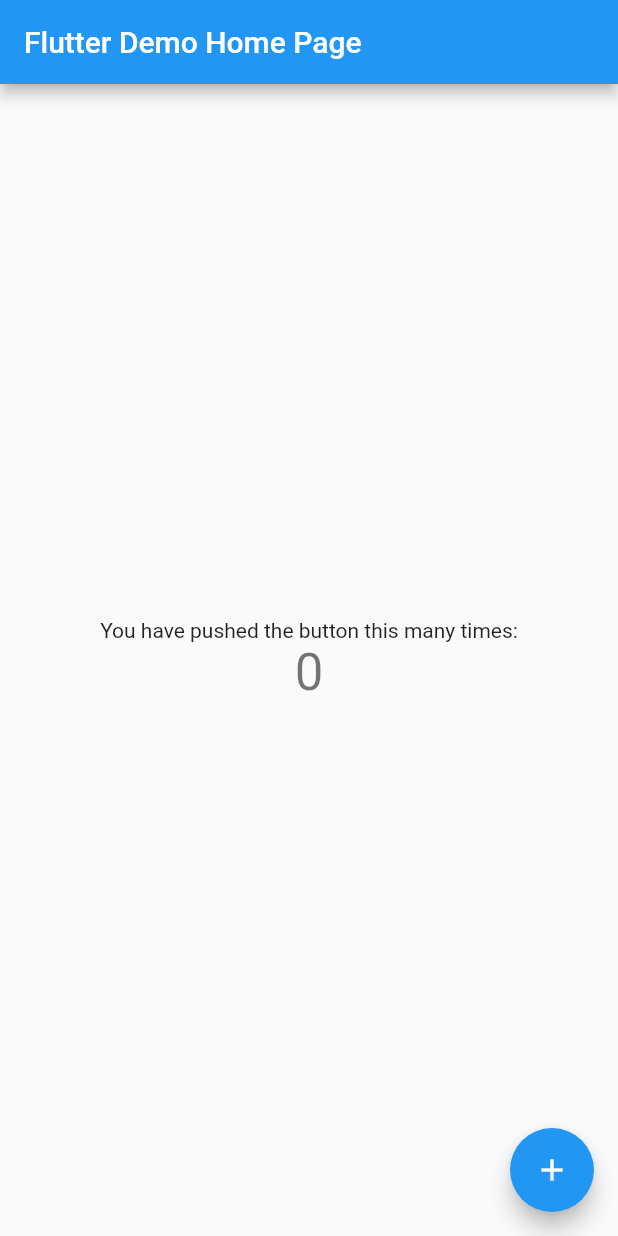
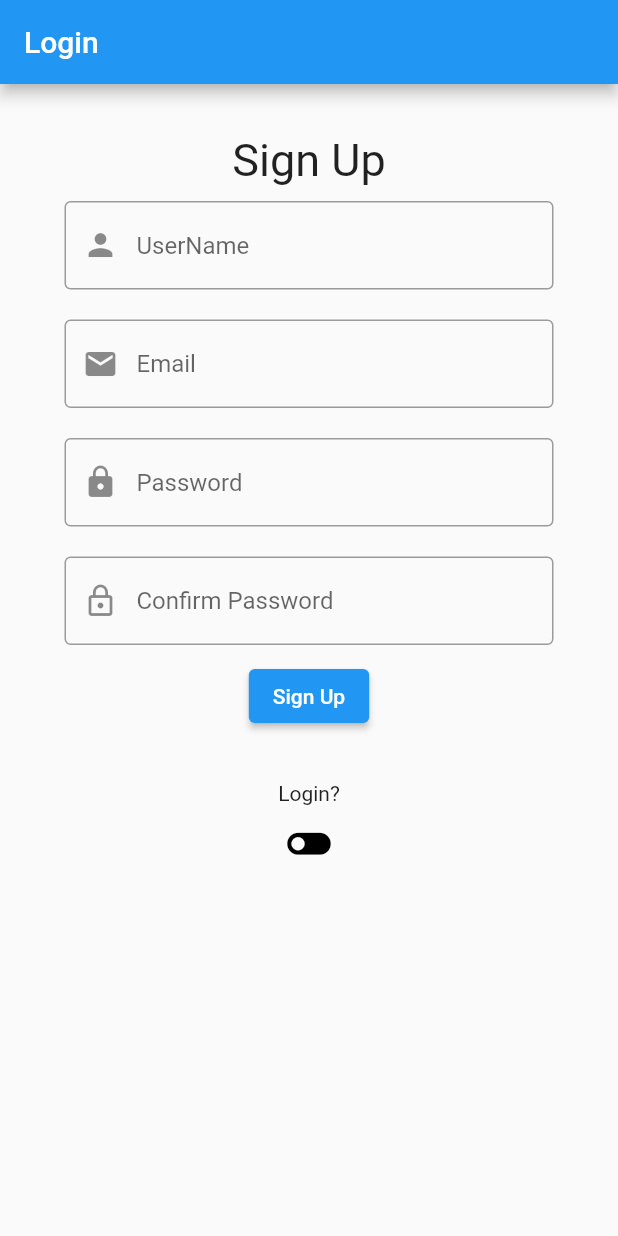
Before and after one commit to Tanmai2002/inotebook_Flutter_app, a Flutter app: the screen it shows after launch, on a phone screen of 412 x 824 dp. Run offline on Flutter 3.47's test engine with Material 2 defaults, Android fonts, the phone set to English and light mode, and no system bars; missing offline and left inert: dart:ffi.

Commit message:
Login Pagee Designed

```diff
--- /dev/null
+++ b/lib/layouts/login.dart
@@ -0,0 +1,161 @@
+import 'dart:ffi';
+
+import 'package:flutter/cupertino.dart';
+import 'package:flutter/material.dart';
+
+String email = "";
+String username = "";
+String password = "";
+String cpassword = "";
+
+class Login extends StatefulWidget {
+  const Login({Key? key}) : super(key: key);
+
+  @override
+  State<Login> createState() => _LoginState();
+}
+
+class _LoginState extends State<Login> {
+  bool _isSignup = true;
+
+  @override
+  Widget build(BuildContext context) {
+    return Scaffold(
+        appBar: AppBar(
+          title: Text("Login"),
+        ),
+        body: Column(children: [
+          _isSignup ? SignupForm() : LoginForm(),
+          Text(_isSignup ? 'Login?' : 'Sign Up?'),
+          IconButton(
+              iconSize: 35,
+              onPressed: () {
+                setState(() {
+                  _isSignup = !_isSignup;
+                });
+              },
+              icon: Icon(
+                _isSignup ? Icons.toggle_off : Icons.toggle_on,
+                color: _isSignup ? Colors.black : Colors.lightBlueAccent,
+              ))
+        ]));
+  }
+}
+
+class LoginForm extends StatefulWidget {
+  const LoginForm({Key? key}) : super(key: key);
+
+  @override
+  State<LoginForm> createState() => _LoginFormState();
+}
+
+class _LoginFormState extends State<LoginForm> {
+  final _formKey = GlobalKey<FormState>();
+
+  @override
+  Widget build(BuildContext context) {
+    return Container(
+      margin: EdgeInsets.all(8),
+      padding: const EdgeInsets.all(25.0),
+      child: Form(
+          key: _formKey,
+          child: Column(
+            children: [
+              Text(
+                'Login',
+                style: TextStyle(fontSize: 30),
+              ),
+              MyFormText(
+                  onChanged: (value) {
+                    email = value;
+                  },
+                  hint: 'Email',
+                  icon: Icons.email),
+              MyFormText(
+                  onChanged: (value) {
+                    password = value;
+                  },
+                  hint: 'Password',
+                  icon: Icons.lock),
+              ElevatedButton(
+                  onPressed: () {
+                    if (_formKey.currentState!.validate()) {
+                      Navigator.popAndPushNamed(context, '/Home');
+                    }
+                  },
+                  child: Text("Login"))
+            ],
+          )),
+    );
+  }
+}
+
+class SignupForm extends StatefulWidget {
+  const SignupForm({Key? key}) : super(key: key);
+
+  @override
+  State<SignupForm> createState() => _SignupFormState();
+}
+
+class _SignupFormState extends State<SignupForm> {
+  final _signupFormKey = GlobalKey<FormState>();
+  Future<String> signUP() async {
+    Navigator.popAndPushNamed(context, '/Home');
+
+    return 'success';
+
+  }
+  @override
+  Widget build(BuildContext context) {
+    return Container(
+      margin: EdgeInsets.all(8),
+      padding: const EdgeInsets.all(25.0),
+      child: Form(
+          key: _signupFormKey,
+          child: Column(
+            children: [
+              Text(
+                'Sign Up',
+                style: TextStyle(fontSize: 30),
+              ),
+              MyFormText(onChanged: (v){username=v;}, hint: 'UserName', icon: Icons.person),
+              MyFormText(onChanged: (v){email=v;}, hint: 'Email', icon: Icons.email),
+              MyFormText(onChanged: (v){password=v;}, hint: 'Password', icon: Icons.lock),
+              MyFormText(onChanged: (v){cpassword=v;}, hint: 'Confirm Password', icon: Icons.lock_outline),
+
+              ElevatedButton(
+                  onPressed: () {
+                    if (_signupFormKey.currentState!.validate()) {
+                    }
+                  },
+                  child: Text("Sign Up"))
+            ],
+          )),
+    );
+  }
+}
+
+class MyFormText extends StatelessWidget {
+  final Function(String x) onChanged;
+  final String hint;
+  final IconData icon;
+  const MyFormText(
+      {Key? key,
+      required this.onChanged,
+      required this.hint,
+      required this.icon})
+      : super(key: key);
+
+  @override
+  Widget build(BuildContext context) {
+    return Container(
+      margin: EdgeInsets.all(10),
+      child: TextFormField(
+          decoration: InputDecoration(
+              hintText: hint,
+              prefixIcon: Icon(icon),
+              border: OutlineInputBorder()),
+          onChanged: onChanged),
+    );
+  }
+}
--- a/lib/main.dart
+++ b/lib/main.dart
@@ -1,115 +1,14 @@
 import 'package:flutter/material.dart';
+import 'package:inotebook/layouts/home.dart';
+import 'package:inotebook/layouts/login.dart';
 
 void main() {
-  runApp(const MyApp());
+  runApp( MaterialApp(
+    title: 'Login Page',
+    routes:{
+      '/': (context)=>Login(),
+      '/Home': (context) =>Home(),
+      '/Favs': (context)=>Home()
+    },
+  ));
 }
-
-class MyApp extends StatelessWidget {
-  const MyApp({Key? key}) : super(key: key);
-
-  // This widget is the root of your application.
-  @override
-  Widget build(BuildContext context) {
-    return MaterialApp(
-      title: 'Flutter Demo',
-      theme: ThemeData(
-        // This is the theme of your application.
-        //
-        // Try running your application with "flutter run". You'll see the
-        // application has a blue toolbar. Then, without quitting the app, try
-        // changing the primarySwatch below to Colors.green and then invoke
-        // "hot reload" (press "r" in the console where you ran "flutter run",
-        // or simply save your changes to "hot reload" in a Flutter IDE).
-        // Notice that the counter didn't reset back to zero; the application
-        // is not restarted.
-        primarySwatch: Colors.blue,
-      ),
-      home: const MyHomePage(title: 'Flutter Demo Home Page'),
-    );
-  }
-}
-
-class MyHomePage extends StatefulWidget {
-  const MyHomePage({Key? key, required this.title}) : super(key: key);
-
-  // This widget is the home page of your application. It is stateful, meaning
-  // that it has a State object (defined below) that contains fields that affect
-  // how it looks.
-
-  // This class is the configuration for the state. It holds the values (in this
-  // case the title) provided by the parent (in this case the App widget) and
-  // used by the build method of the State. Fields in a Widget subclass are
-  // always marked "final".
-
-  final String title;
-
-  @override
-  State<MyHomePage> createState() => _MyHomePageState();
-}
-
-class _MyHomePageState extends State<MyHomePage> {
-  int _counter = 0;
-
-  void _incrementCounter() {
-    setState(() {
-      // This call to setState tells the Flutter framework that something has
-      // changed in this State, which causes it to rerun the build method below
-      // so that the display can reflect the updated values. If we changed
-      // _counter without calling setState(), then the build method would not be
-      // called again, and so nothing would appear to happen.
-      _counter++;
-    });
-  }
-
-  @override
-  Widget build(BuildContext context) {
-    // This method is rerun every time setState is called, for instance as done
-    // by the _incrementCounter method above.
-    //
-    // The Flutter framework has been optimized to make rerunning build methods
-    // fast, so that you can just rebuild anything that needs updating rather
-    // than having to individually change instances of widgets.
-    return Scaffold(
-      appBar: AppBar(
-        // Here we take the value from the MyHomePage object that was created by
-        // the App.build method, and use it to set our appbar title.
-        title: Text(widget.title),
-      ),
-      body: Center(
-        // Center is a layout widget. It takes a single child and positions it
-        // in the middle of the parent.
-        child: Column(
-          // Column is also a layout widget. It takes a list of children and
-          // arranges them vertically. By default, it sizes itself to fit its
-          // children horizontally, and tries to be as tall as its parent.
-          //
-          // Invoke "debug painting" (press "p" in the console, choose the
-          // "Toggle Debug Paint" action from the Flutter Inspector in Android
-          // Studio, or the "Toggle Debug Paint" command in Visual Studio Code)
-          // to see the wireframe for each widget.
-          //
-          // Column has various properties to control how it sizes itself and
-          // how it positions its children. Here we use mainAxisAlignment to
-          // center the children vertically; the main axis here is the vertical
-          // axis because Columns are vertical (the cross axis would be
-          // horizontal).
-          mainAxisAlignment: MainAxisAlignment.center,
-          children: <Widget>[
-            const Text(
-              'You have pushed the button this many times:',
-            ),
-            Text(
-              '$_counter',
-              style: Theme.of(context).textTheme.headline4,
-            ),
-          ],
-        ),
-      ),
-      floatingActionButton: FloatingActionButton(
-        onPressed: _incrementCounter,
-        tooltip: 'Increment',
-        child: const Icon(Icons.add),
-      ), // This trailing comma makes auto-formatting nicer for build methods.
-    );
-  }
-}
--- a/pubspec.yaml
+++ b/pubspec.yaml
@@ -29,6 +29,7 @@ environment:
 dependencies:
   flutter:
     sdk: flutter
+  http: ^0.13.4
 
 
   # The following adds the Cupertino Icons font to your application.
```
Also changed, not shown: lib/layouts/home.dart (added, +15 -0 lines), pubspec.lock, 2 other files.
